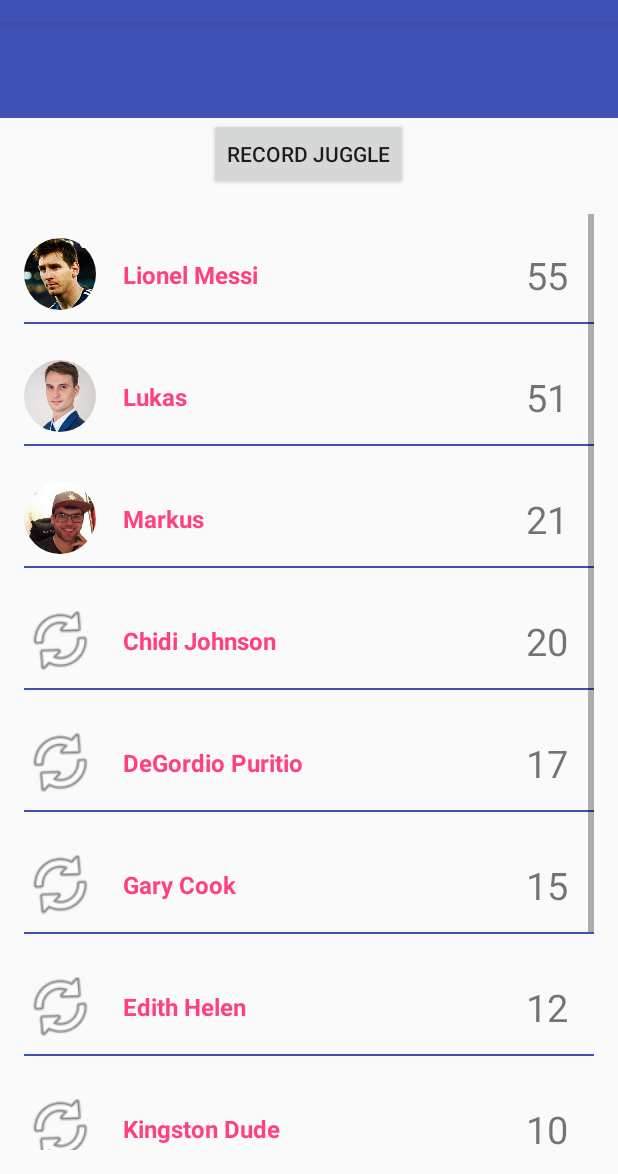
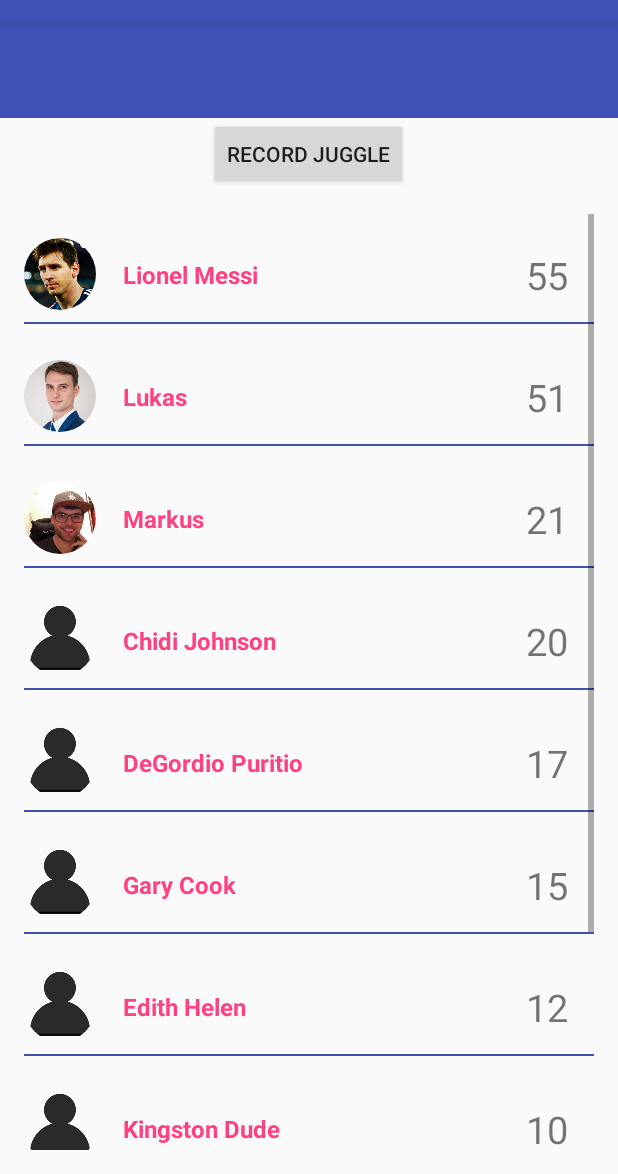
Before and after one commit to xMarkusSpringerx/smartball-adidas, an Android app: the JuggleLeaderboardActivity screen opened directly, with no data from a screen before it, on a phone screen of 412 x 824 dp, the part 62-1236 px from its top. Run offline under Robolectric (Android 15) with nearby library versions, the phone set to English and light mode, and no system bars; our stand-ins replace CircleImageView; libraries missing offline, so code that uses them is left out: com.adidas.sensors; 1 statement that could not run was skipped.

```diff
--- a/app/src/main/java/com/adidas/sb/hackathon/JuggleLeaderboardActivity.java
+++ b/app/src/main/java/com/adidas/sb/hackathon/JuggleLeaderboardActivity.java
@@ -94,13 +94,13 @@ public class JuggleLeaderboardActivity extends AppCompatActivity {
         allItems.add(new ItemObject("Lionel Messi", "55", R.drawable.leo));
         allItems.add(new ItemObject("Lukas", "51", R.drawable.lukas));
         allItems.add(new ItemObject("Markus", "21", R.drawable.markus));
-        allItems.add(new ItemObject("Chidi Johnson", "20", R.drawable.face));
-        allItems.add(new ItemObject("DeGordio Puritio", "17", R.drawable.face));
-        allItems.add(new ItemObject("Gary Cook", "15", R.drawable.face));
-        allItems.add(new ItemObject("Edith Helen", "12", R.drawable.face));
-        allItems.add(new ItemObject("Kingston Dude", "10", R.drawable.face));
-        allItems.add(new ItemObject("Edwin Bent", "8", R.drawable.face));
-        allItems.add(new ItemObject("Grace Praise", "1", R.drawable.face));
+        allItems.add(new ItemObject("Chidi Johnson", "20", R.drawable.unknown));
+        allItems.add(new ItemObject("DeGordio Puritio", "17", R.drawable.unknown));
+        allItems.add(new ItemObject("Gary Cook", "15", R.drawable.unknown));
+        allItems.add(new ItemObject("Edith Helen", "12", R.drawable.unknown));
+        allItems.add(new ItemObject("Kingston Dude", "10", R.drawable.unknown));
+        allItems.add(new ItemObject("Edwin Bent", "8", R.drawable.unknown));
+        allItems.add(new ItemObject("Grace Praise", "1", R.drawable.unknown));
 
         return allItems;
     }
```
Also changed, not shown: app/src/main/res/drawable/unknown.png (added).
